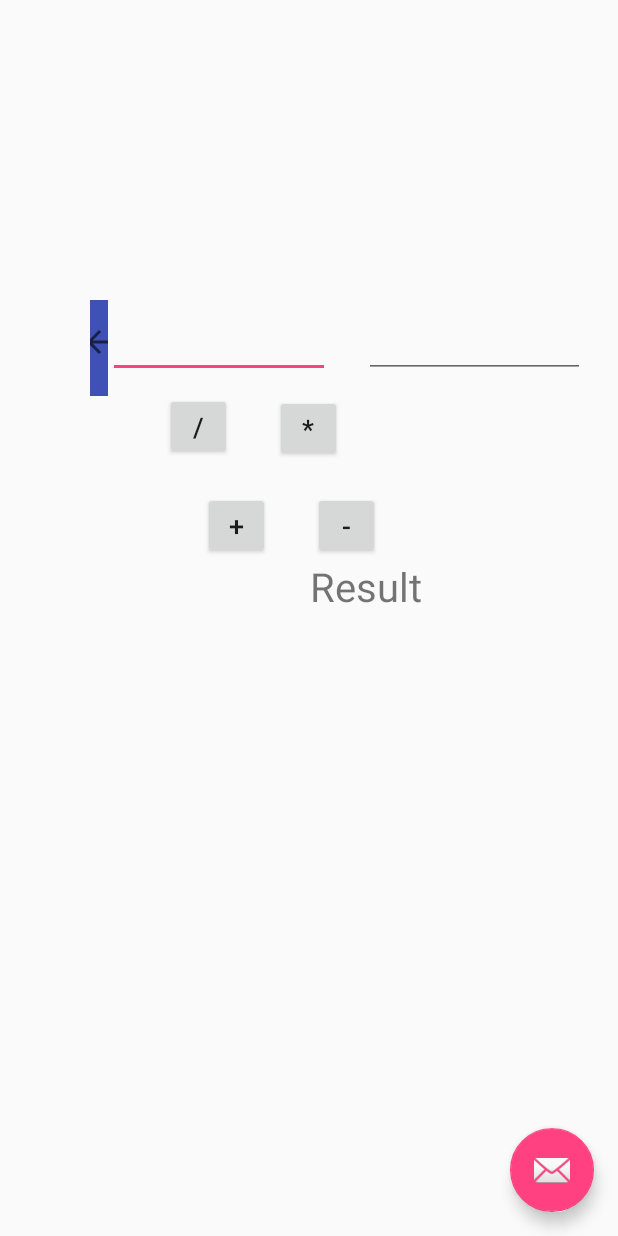
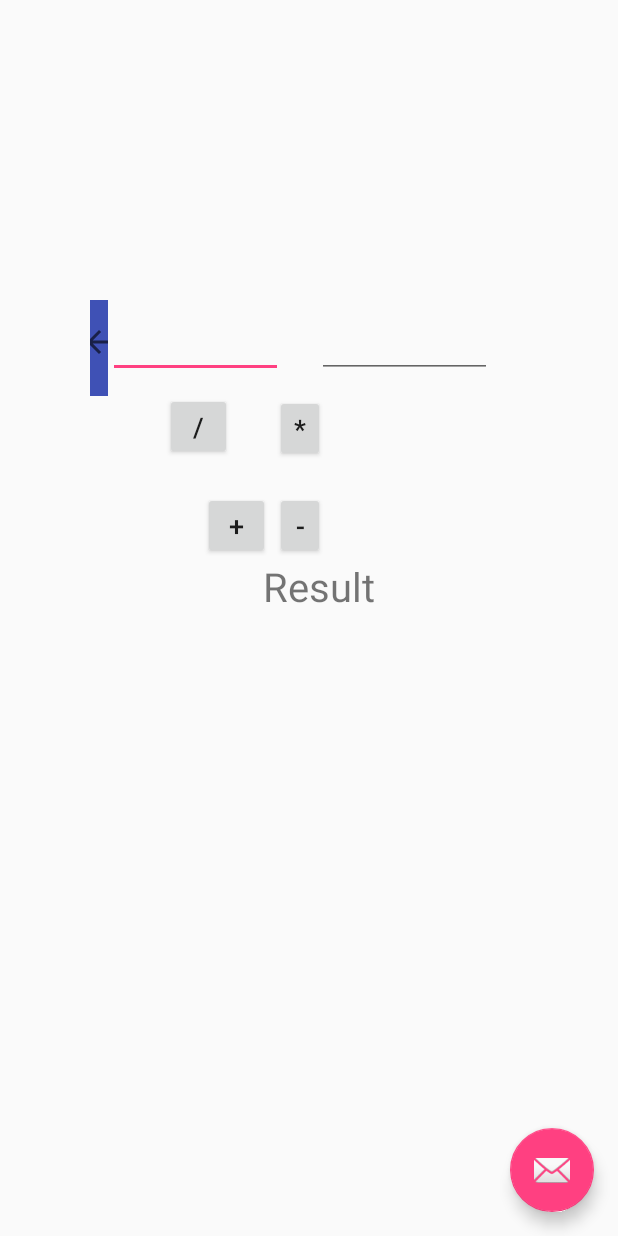
Before and after one commit to itsrunningMobileTests/android_espresso_tests, an Android app: the HomePageActivity screen opened directly, with no data from a screen before it, on a phone screen of 412 x 824 dp. Run offline under Robolectric (Android 15) with nearby library versions, the phone set to English and light mode, and no system bars.

Commit message:
[vijay] fixed the spoon screen shot issue

```diff
--- a/app/src/main/res/layout/activity_home_page.xml
+++ b/app/src/main/res/layout/activity_home_page.xml
@@ -10,14 +10,15 @@
     <include
         android:id="@+id/include"
         layout="@layout/calculator"
-        android:layout_width="match_parent"
+        android:layout_width="300dp"
         android:layout_height="566dp"
         android:layout_marginLeft="50dp"
         android:layout_marginTop="200dp"
         app:layout_constraintLeft_toLeftOf="parent"
         app:layout_constraintTop_toTopOf="parent"
         tools:layout_constraintLeft_creator="1"
-        tools:layout_constraintTop_creator="1" />
+        tools:layout_constraintTop_creator="1"
+        android:layout_marginStart="50dp" />
 
     <android.support.v7.widget.Toolbar
         android:id="@+id/toolbar"
```
Also changed, not shown: 1 other file.
